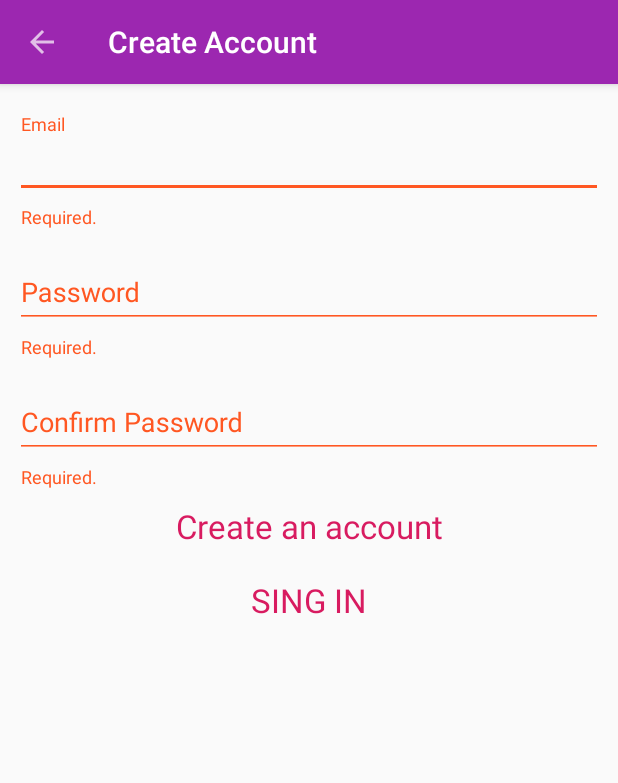
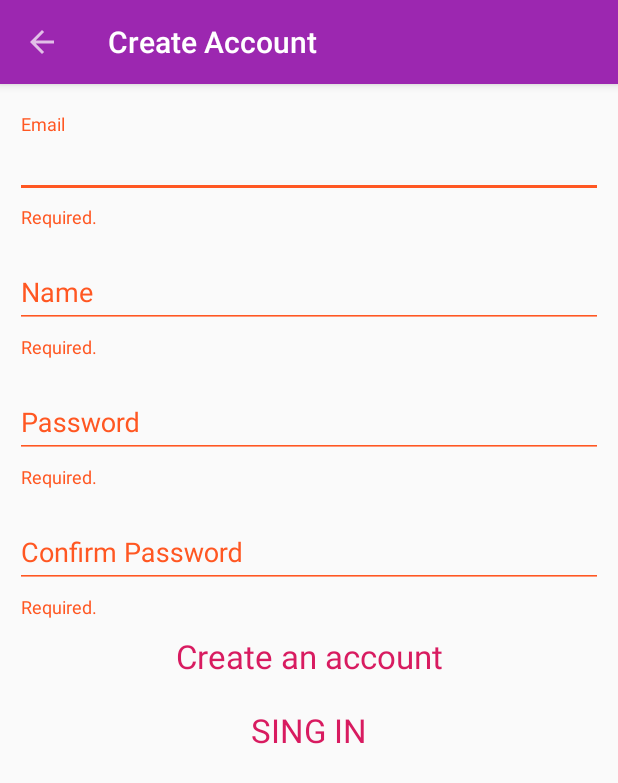
Before and after one commit to fabiolopz97/android_security_essentials, an Android app: the CreateAccountActivity screen opened directly, with no data from a screen before it, after a tap on "Create an account", on a phone screen of 412 x 824 dp. Shown: the top 783 px of the screen. Run offline under Robolectric (Android 15) with nearby library versions, the phone set to English and light mode, and no system bars; our stand-ins replace Firebase (no records; nobody signed in at launch, a user with empty details on screens opened directly).

```diff
--- a/app/src/main/java/com/fabiolopz/security_essentials/CreateAccountActivity.kt
+++ b/app/src/main/java/com/fabiolopz/security_essentials/CreateAccountActivity.kt
@@ -28,13 +28,14 @@ class CreateAccountActivity : AppCompatActivity(), View.OnClickListener {
     //region statement
     private lateinit var user: User
     private lateinit var fieldEmail: EditText
+    private lateinit var fieldName: EditText
     private lateinit var fieldPassword: EditText
     private lateinit var fieldConfirmPassword: EditText
     private lateinit var buttonLogin: Button
     private lateinit var buttonCreateAccount: Button
-    // Write a message to the database
     private lateinit var database: FirebaseDatabase
     private lateinit var myRef: DatabaseReference
+    private var databaseHelper: DBHelper? = null
 
     //Encrypt
     private val keySecret: String = "fabio andres lopez perez"
@@ -59,6 +60,7 @@ class CreateAccountActivity : AppCompatActivity(), View.OnClickListener {
     private fun validateForm(): Boolean {
         var valid = true
         val email: String = fieldEmail.text.toString()
+        val name: String = fieldName.text.toString()
         val password: String = fieldPassword.text.toString()
         val confirmPassword: String = fieldConfirmPassword.text.toString()
 
@@ -67,6 +69,12 @@ class CreateAccountActivity : AppCompatActivity(), View.OnClickListener {
             valid = false
         } else {
             utilInputEmailCA.error = null
+        }
+        if (name.isEmpty()) {
+            utilInputNameCA.error = "Required."
+            valid = false
+        } else {
+            utilInputNameCA.error = null
         }
         if (password.isEmpty()) {
             utilInputPasswordCA.error = "Required."
@@ -103,24 +111,29 @@ class CreateAccountActivity : AppCompatActivity(), View.OnClickListener {
         myRef.child("user").child(user.UID!!).setValue(user)
     }
 
+    private fun savedUserDBLite(user: User){
+        databaseHelper?.insertRow(user.name!!, user.email!!, user.UID!!)
+    }
+
     private fun saveUserSharedPreferences(user: User){
         val preference: SharedPreferences = getSharedPreferences("preferences", Context.MODE_PRIVATE)
         val  editor: SharedPreferences.Editor = preference.edit()
         editor.putString("uid", user.UID)
         editor.putString("email", user.email)
-        editor.putString("name", "N/A")
+        editor.putString("name", user.name)
         editor.commit()
     }
 
-    private fun createAccount(email: String, password: String) {
+    private fun createAccount(name:String, email: String, password: String) {
         auth.createUserWithEmailAndPassword(email, password)
             .addOnCompleteListener(this) { task ->
                 if (task.isSuccessful) {
                     // Sign in success, update UI with the signed-in user's information
                     Log.d(TAG, "createUserWithEmail:success")
                     val currentUser: FirebaseUser? = auth.currentUser
-                    user = User(currentUser!!.uid, currentUser.displayName, currentUser.email)
+                    user = User(currentUser!!.uid, name, currentUser.email)
                     //Log.d(TAG, "usuario: ${user.email} success")
+                    savedUserDBLite(user)
                     writeNewUser(user)
                     saveUserSharedPreferences(user)
                     showHomeActivity(user)
@@ -159,7 +172,6 @@ class CreateAccountActivity : AppCompatActivity(), View.OnClickListener {
 
     private fun showHomeActivity(user: User){
         val home = Intent(this, HomeActivity::class.java)
-        user.name = ""
         home.putExtra(OBJ_USER, user)
         startActivity(home)
     }
@@ -178,12 +190,14 @@ class CreateAccountActivity : AppCompatActivity(), View.OnClickListener {
 
     private fun initComponent(){
         fieldEmail = findViewById(R.id.editTextEmailCA)
+        fieldName = findViewById(R.id.editTextNameCA)
         fieldPassword = findViewById(R.id.editTextPasswordCA)
         fieldConfirmPassword = findViewById(R.id.editTextConfirmPasswordCA)
         buttonLogin = findViewById(R.id.buttonLoginCA)
         buttonCreateAccount = findViewById(R.id.buttonCreateAccountCA)
         auth = FirebaseAuth.getInstance()
         database = FirebaseDatabase.getInstance()
+        databaseHelper = DBHelper(this, null)
     }
 
     override fun onClick(v: View?) {
@@ -191,7 +205,7 @@ class CreateAccountActivity : AppCompatActivity(), View.OnClickListener {
             R.id.buttonLoginCA -> showLoginActivity()
             R.id.buttonCreateAccountCA -> {
                 if(validateForm()){
-                    createAccount(fieldEmail.text.toString(), String.encrypt(fieldPassword.text.toString()))
+                    createAccount(fieldName.text.toString(), fieldEmail.text.toString(), String.encrypt(fieldPassword.text.toString()))
                 }
             }
         }
--- a/app/src/main/res/layout/activity_create_account.xml
+++ b/app/src/main/res/layout/activity_create_account.xml
@@ -32,6 +32,22 @@
                 android:inputType="textEmailAddress" />
 
         </com.google.android.material.textfield.TextInputLayout>
+
+        <com.google.android.material.textfield.TextInputLayout
+            android:id="@+id/utilInputNameCA"
+            android:layout_width="match_parent"
+            android:layout_height="wrap_content"
+            android:layout_marginTop="10dp">
+
+            <com.google.android.material.textfield.TextInputEditText
+                android:id="@+id/editTextNameCA"
+                android:layout_width="match_parent"
+                android:layout_height="wrap_content"
+                android:hint="@string/txt_name"
+                android:inputType="textPersonName" />
+
+        </com.google.android.material.textfield.TextInputLayout>
+
 
         <com.google.android.material.textfield.TextInputLayout
             android:id="@+id/utilInputPasswordCA"
--- a/build.gradle
+++ b/build.gradle
@@ -8,7 +8,7 @@ buildscript {
 
     }
     dependencies {
-        classpath 'com.android.tools.build:gradle:3.5.2'
+        classpath 'com.android.tools.build:gradle:3.5.3'
         classpath "org.jetbrains.kotlin:kotlin-gradle-plugin:$kotlin_version"
         classpath 'com.google.gms:google-services:4.2.0'
         // NOTE: Do not place your application dependencies here; they belong
```
Also changed, not shown: app/src/main/java/com/fabiolopz/security_essentials/DBHelper.kt (added, +73 -0 lines), app/src/main/java/com/fabiolopz/security_essentials/LoginActivity.kt (+6 -4 lines).
